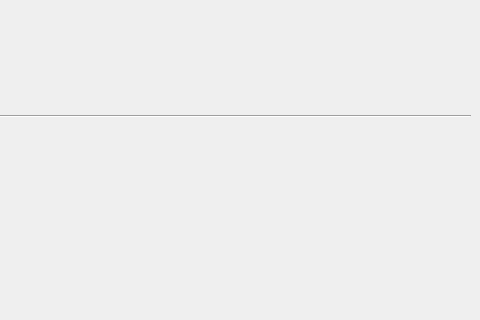
Before: the Qt Designer form view/main_window.ui in Gusrrocha/Sistema-para-livraria, drawn with Qt 5; both pictures show x 320 to 800 and y 0 to 320 of the 800 by 600 pixel window.
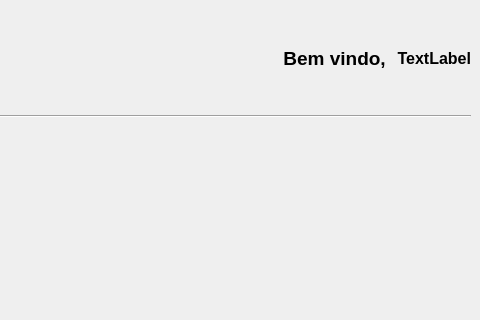
After: the same form once the commit is applied.

Patch:
```diff
--- a/view/main_window.ui
+++ b/view/main_window.ui
@@ -49,6 +49,66 @@
         </property>
        </widget>
       </item>
+      <item>
+       <widget class="QLabel" name="label_4">
+        <property name="sizePolicy">
+         <sizepolicy hsizetype="Fixed" vsizetype="Fixed">
+          <horstretch>0</horstretch>
+          <verstretch>0</verstretch>
+         </sizepolicy>
+        </property>
+        <property name="font">
+         <font>
+          <family>Arial</family>
+          <pointsize>14</pointsize>
+          <weight>75</weight>
+          <bold>true</bold>
+         </font>
+        </property>
+        <property name="text">
+         <string>Bem vindo, </string>
+        </property>
+        <property name="alignment">
+         <set>Qt::AlignRight|Qt::AlignTrailing|Qt::AlignVCenter</set>
+        </property>
+       </widget>
+      </item>
+      <item>
+       <widget class="QLabel" name="funcionario_label">
+        <property name="sizePolicy">
+         <sizepolicy hsizetype="Fixed" vsizetype="Fixed">
+          <horstretch>0</horstretch>
+          <verstretch>0</verstretch>
+         </sizepolicy>
+        </property>
+        <property name="minimumSize">
+         <size>
+          <width>0</width>
+          <height>0</height>
+         </size>
+        </property>
+        <property name="maximumSize">
+         <size>
+          <width>16777215</width>
+          <height>16777215</height>
+         </size>
+        </property>
+        <property name="font">
+         <font>
+          <family>Arial</family>
+          <pointsize>12</pointsize>
+          <weight>75</weight>
+          <bold>true</bold>
+         </font>
+        </property>
+        <property name="text">
+         <string>TextLabel</string>
+        </property>
+        <property name="alignment">
+         <set>Qt::AlignRight|Qt::AlignTrailing|Qt::AlignVCenter</set>
+        </property>
+       </widget>
+      </item>
      </layout>
     </item>
     <item>
```
